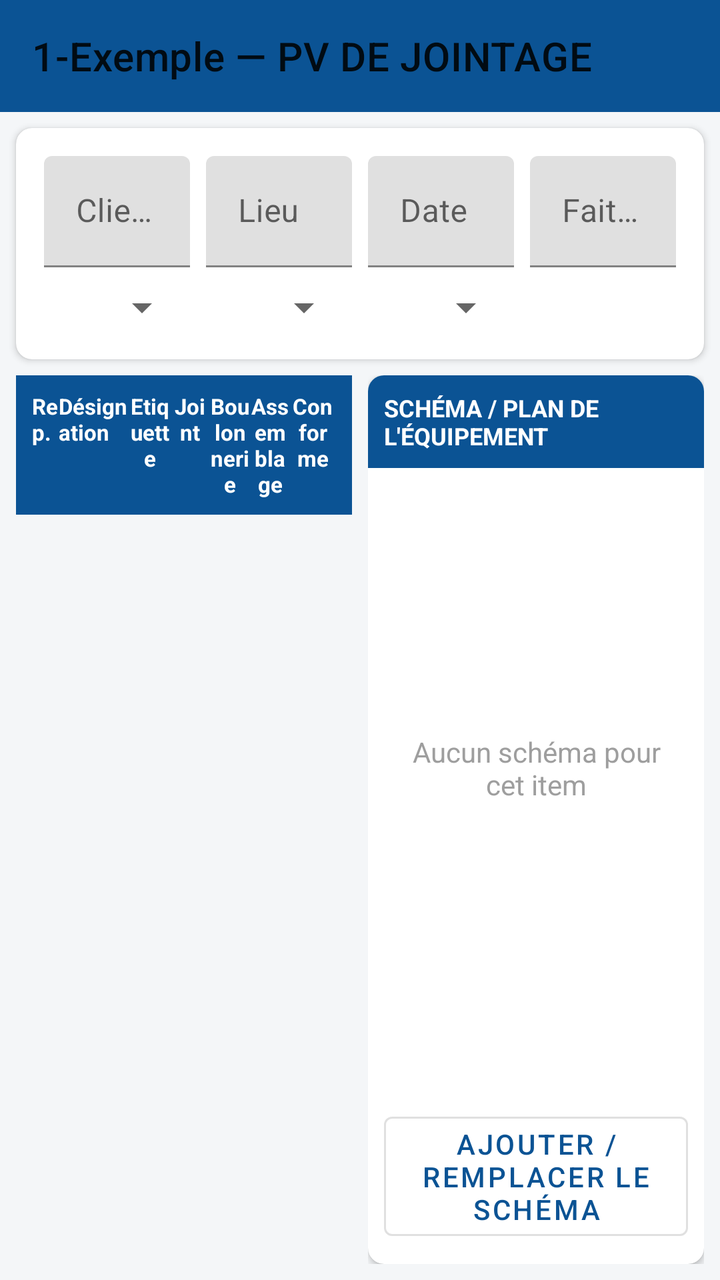
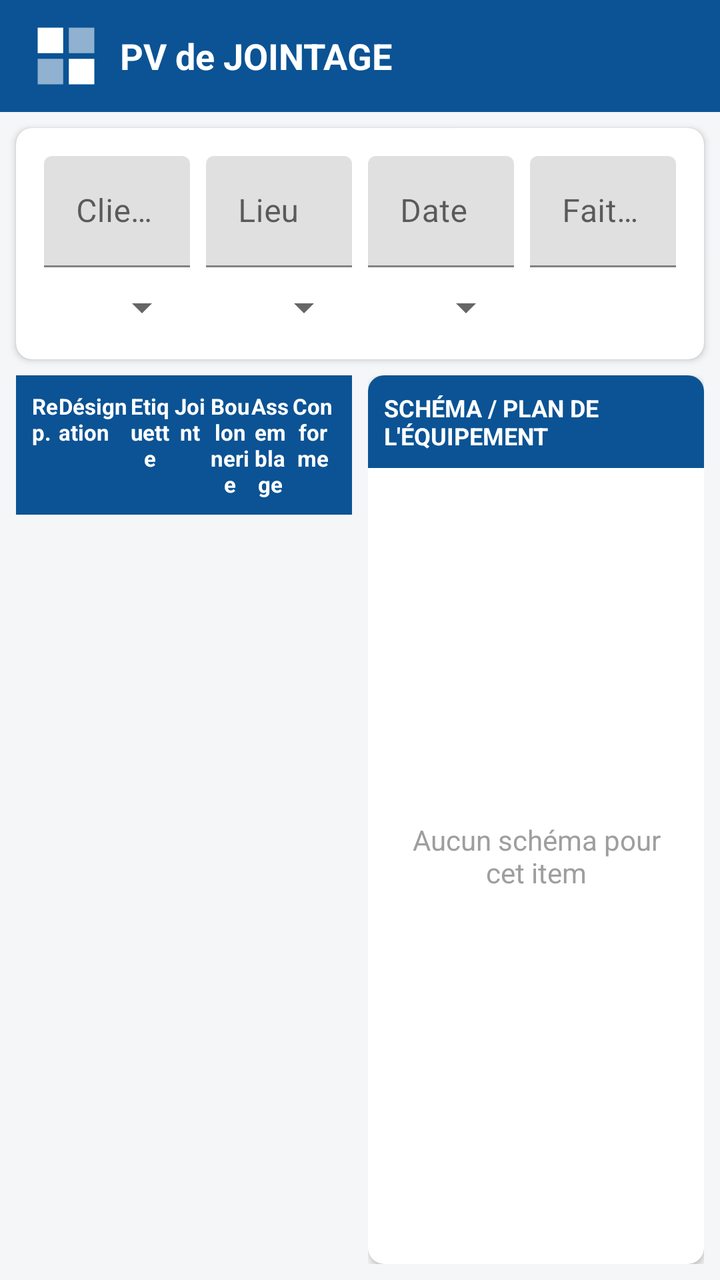

The first picture is an Android layout as it rendered before a commit; the second is the same layout after the commit. The layout source and the unified diff follow.
<!-- AndroidManifest.xml: application theme Theme.PVJointage -->
<!-- res/layout/activity_main.xml -->
<?xml version="1.0" encoding="utf-8"?>
<LinearLayout xmlns:android="http://schemas.android.com/apk/res/android"
    xmlns:app="http://schemas.android.com/apk/res-auto"
    android:layout_width="match_parent"
    android:layout_height="match_parent"
    android:orientation="vertical"
    android:background="@color/background">

    <com.google.android.material.appbar.MaterialToolbar
        android:id="@+id/toolbar"
        android:layout_width="match_parent"
        android:layout_height="?attr/actionBarSize"
        android:background="@color/primary"
        android:titleTextColor="@color/white"
        app:title="1-Exemple — PV DE JOINTAGE" />

    
    <androidx.cardview.widget.CardView
        android:layout_width="match_parent"
        android:layout_height="wrap_content"
        app:cardCornerRadius="8dp"
        app:cardElevation="2dp"
        android:layout_margin="8dp">

        <GridLayout
            android:layout_width="match_parent"
            android:layout_height="wrap_content"
            android:padding="10dp"
            android:columnCount="4">

            <com.google.android.material.textfield.TextInputLayout
                android:layout_width="0dp"
                android:layout_height="wrap_content"
                android:layout_columnWeight="1"
                android:layout_margin="4dp"
                android:hint="@string/client">
                <com.google.android.material.textfield.TextInputEditText
                    android:id="@+id/etClient"
                    android:layout_width="match_parent"
                    android:layout_height="wrap_content" />
            </com.google.android.material.textfield.TextInputLayout>

            <com.google.android.material.textfield.TextInputLayout
                android:layout_width="0dp"
                android:layout_height="wrap_content"
                android:layout_columnWeight="1"
                android:layout_margin="4dp"
                android:hint="@string/lieu">
                <com.google.android.material.textfield.TextInputEditText
                    android:id="@+id/etLieu"
                    android:layout_width="match_parent"
                    android:layout_height="wrap_content" />
            </com.google.android.material.textfield.TextInputLayout>

            <com.google.android.material.textfield.TextInputLayout
                android:layout_width="0dp"
                android:layout_height="wrap_content"
                android:layout_columnWeight="1"
                android:layout_margin="4dp"
                android:hint="@string/date">
                <com.google.android.material.textfield.TextInputEditText
                    android:id="@+id/etDate"
                    android:layout_width="match_parent"
                    android:layout_height="wrap_content"
                    android:focusable="false" />
            </com.google.android.material.textfield.TextInputLayout>

            <com.google.android.material.textfield.TextInputLayout
                android:layout_width="0dp"
                android:layout_height="wrap_content"
                android:layout_columnWeight="1"
                android:layout_margin="4dp"
                android:hint="@string/fait_par">
                <com.google.android.material.textfield.TextInputEditText
                    android:id="@+id/etFaitPar"
                    android:layout_width="match_parent"
                    android:layout_height="wrap_content" />
            </com.google.android.material.textfield.TextInputLayout>

            <Spinner
                android:id="@+id/spUnite"
                android:layout_width="0dp"
                android:layout_height="wrap_content"
                android:layout_columnWeight="1"
                android:layout_margin="4dp" />

            <Spinner
                android:id="@+id/spFamille"
                android:layout_width="0dp"
                android:layout_height="wrap_content"
                android:layout_columnWeight="1"
                android:layout_margin="4dp" />

            <Spinner
                android:id="@+id/spItem"
                android:layout_width="0dp"
                android:layout_height="wrap_content"
                android:layout_columnWeight="1"
                android:layout_margin="4dp" />
        </GridLayout>
    </androidx.cardview.widget.CardView>

    
    <LinearLayout
        android:layout_width="match_parent"
        android:layout_height="0dp"
        android:layout_weight="1"
        android:orientation="horizontal">

        
        <LinearLayout
            android:layout_width="0dp"
            android:layout_height="match_parent"
            android:layout_weight="1"
            android:orientation="vertical"
            android:paddingStart="8dp"
            android:paddingEnd="4dp"
            android:paddingBottom="8dp">

            <LinearLayout
                android:layout_width="match_parent"
                android:layout_height="wrap_content"
                android:orientation="horizontal"
                android:background="@color/primary"
                android:padding="8dp">

                <TextView android:layout_width="0dp" android:layout_height="wrap_content" android:layout_weight="0.6" android:text="@string/col_rep" android:textColor="@color/white" android:textStyle="bold" android:textSize="11sp"/>
                <TextView android:layout_width="0dp" android:layout_height="wrap_content" android:layout_weight="1.6" android:text="@string/col_designation" android:textColor="@color/white" android:textStyle="bold" android:textSize="11sp"/>
                <TextView android:layout_width="0dp" android:layout_height="wrap_content" android:layout_weight="0.9" android:text="@string/col_etiquette" android:textColor="@color/white" android:textStyle="bold" android:gravity="center" android:textSize="11sp"/>
                <TextView android:layout_width="0dp" android:layout_height="wrap_content" android:layout_weight="0.9" android:text="@string/col_joint" android:textColor="@color/white" android:textStyle="bold" android:gravity="center" android:textSize="11sp"/>
                <TextView android:layout_width="0dp" android:layout_height="wrap_content" android:layout_weight="0.9" android:text="@string/col_boulonnerie" android:textColor="@color/white" android:textStyle="bold" android:gravity="center" android:textSize="11sp"/>
                <TextView android:layout_width="0dp" android:layout_height="wrap_content" android:layout_weight="0.9" android:text="@string/col_assemblage" android:textColor="@color/white" android:textStyle="bold" android:gravity="center" android:textSize="11sp"/>
                <TextView android:layout_width="0dp" android:layout_height="wrap_content" android:layout_weight="1" android:text="@string/col_conforme" android:textColor="@color/white" android:textStyle="bold" android:gravity="center" android:textSize="11sp"/>
            </LinearLayout>

            <androidx.recyclerview.widget.RecyclerView
                android:id="@+id/rvBrides"
                android:layout_width="match_parent"
                android:layout_height="0dp"
                android:layout_weight="1" />
        </LinearLayout>

        
        <LinearLayout
            android:layout_width="0dp"
            android:layout_height="match_parent"
            android:layout_weight="1"
            android:orientation="vertical"
            android:paddingStart="4dp"
            android:paddingEnd="8dp"
            android:paddingBottom="8dp">

            <androidx.cardview.widget.CardView
                android:layout_width="match_parent"
                android:layout_height="match_parent"
                app:cardCornerRadius="8dp"
                app:cardElevation="2dp">

                <LinearLayout
                    android:layout_width="match_parent"
                    android:layout_height="match_parent"
                    android:orientation="vertical">

                    <TextView
                        android:layout_width="match_parent"
                        android:layout_height="wrap_content"
                        android:background="@color/primary"
                        android:textColor="@color/white"
                        android:textStyle="bold"
                        android:textSize="12sp"
                        android:padding="8dp"
                        android:text="@string/schema_titre" />

                    <FrameLayout
                        android:layout_width="match_parent"
                        android:layout_height="0dp"
                        android:layout_weight="1">

                        <ImageView
                            android:id="@+id/imgSchema"
                            android:layout_width="match_parent"
                            android:layout_height="match_parent"
                            android:scaleType="fitCenter"
                            android:contentDescription="@string/schema_titre"
                            android:visibility="gone" />

                        <LinearLayout
                            android:id="@+id/emptySchemaLayout"
                            android:layout_width="match_parent"
                            android:layout_height="match_parent"
                            android:orientation="vertical"
                            android:gravity="center"
                            android:padding="16dp">

                            <TextView
                                android:layout_width="wrap_content"
                                android:layout_height="wrap_content"
                                android:text="@string/aucun_schema"
                                android:textColor="@color/en_attente"
                                android:gravity="center"
                                android:layout_marginBottom="10dp" />
                        </LinearLayout>
                    </FrameLayout>

                    <Button
                        android:id="@+id/btnAjouterSchema"
                        style="@style/Widget.MaterialComponents.Button.OutlinedButton"
                        android:layout_width="match_parent"
                        android:layout_height="wrap_content"
                        android:layout_margin="8dp"
                        android:text="@string/btn_ajouter_schema" />
                </LinearLayout>
            </androidx.cardview.widget.CardView>
        </LinearLayout>

    </LinearLayout>
</LinearLayout>
<!-- resources referenced by this layout -->
<resources>
  <color name="background">#F4F6F8</color>
  <color name="en_attente">#9E9E9E</color>
  <color name="primary">#0B5394</color>
  <color name="white">#FFFFFF</color>
  <string name="aucun_schema">Aucun schéma pour cet item</string>
  <string name="btn_ajouter_schema">Ajouter / remplacer le schéma</string>
  <string name="client">Client</string>
  <string name="col_assemblage">Assemblage</string>
  <string name="col_boulonnerie">Boulonnerie</string>
  <string name="col_conforme">Conforme</string>
  <string name="col_designation">Désignation</string>
  <string name="col_etiquette">Etiquette</string>
  <string name="col_joint">Joint</string>
  <string name="col_rep">Rep.</string>
  <string name="date">Date</string>
  <string name="fait_par">Fait par</string>
  <string name="lieu">Lieu</string>
  <string name="schema_titre">SCHÉMA / PLAN DE L\'ÉQUIPEMENT</string>
  <style name="Theme.PVJointage" parent="Theme.MaterialComponents.DayNight.NoActionBar">
          <item name="colorPrimary">@color/primary</item>
          <item name="colorPrimaryDark">@color/primary_dark</item>
          <item name="colorAccent">@color/accent</item>
          <item name="android:windowBackground">@color/background</item>
      </style>
  <color name="primary_dark">#073763</color>
  <color name="accent">#F1C232</color>
</resources>

<!-- the commit's change to res/layout/activity_main.xml (unified diff, before → after) -->
@@ -10,9 +10,31 @@
         android:id="@+id/toolbar"
         android:layout_width="match_parent"
         android:layout_height="?attr/actionBarSize"
-        android:background="@color/primary"
-        android:titleTextColor="@color/white"
-        app:title="1-Exemple — PV DE JOINTAGE" />
+        android:background="@color/primary">
+
+        <LinearLayout
+            android:layout_width="wrap_content"
+            android:layout_height="wrap_content"
+            android:orientation="horizontal"
+            android:gravity="center_vertical">
+
+            <ImageView
+                android:id="@+id/imgLogo"
+                android:layout_width="34dp"
+                android:layout_height="34dp"
+                android:layout_marginEnd="10dp"
+                android:src="@drawable/logo_adf"
+                android:contentDescription="@string/app_name" />
+
+            <TextView
+                android:layout_width="wrap_content"
+                android:layout_height="wrap_content"
+                android:text="@string/titre_onglet_principal"
+                android:textColor="@color/white"
+                android:textSize="18sp"
+                android:textStyle="bold" />
+        </LinearLayout>
+    </com.google.android.material.appbar.MaterialToolbar>
 
     
     <androidx.cardview.widget.CardView
@@ -28,6 +50,7 @@
             android:padding="10dp"
             android:columnCount="4">
 
+            
             <com.google.android.material.textfield.TextInputLayout
                 android:layout_width="0dp"
                 android:layout_height="wrap_content"
@@ -37,7 +60,11 @@
                 <com.google.android.material.textfield.TextInputEditText
                     android:id="@+id/etClient"
                     android:layout_width="match_parent"
-                    android:layout_height="wrap_content" />
+                    android:layout_height="wrap_content"
+                    android:focusable="false"
+                    android:focusableInTouchMode="false"
+                    android:cursorVisible="false"
+                    android:longClickable="false" />
             </com.google.android.material.textfield.TextInputLayout>
 
             <com.google.android.material.textfield.TextInputLayout
@@ -49,7 +76,11 @@
                 <com.google.android.material.textfield.TextInputEditText
                     android:id="@+id/etLieu"
                     android:layout_width="match_parent"
-                    android:layout_height="wrap_content" />
+                    android:layout_height="wrap_content"
+                    android:focusable="false"
+                    android:focusableInTouchMode="false"
+                    android:cursorVisible="false"
+                    android:longClickable="false" />
             </com.google.android.material.textfield.TextInputLayout>
 
             <com.google.android.material.textfield.TextInputLayout
@@ -62,7 +93,10 @@
                     android:id="@+id/etDate"
                     android:layout_width="match_parent"
                     android:layout_height="wrap_content"
-                    android:focusable="false" />
+                    android:focusable="false"
+                    android:focusableInTouchMode="false"
+                    android:cursorVisible="false"
+                    android:longClickable="false" />
             </com.google.android.material.textfield.TextInputLayout>
 
             <com.google.android.material.textfield.TextInputLayout
@@ -74,7 +108,11 @@
                 <com.google.android.material.textfield.TextInputEditText
                     android:id="@+id/etFaitPar"
                     android:layout_width="match_parent"
-                    android:layout_height="wrap_content" />
+                    android:layout_height="wrap_content"
+                    android:focusable="false"
+                    android:focusableInTouchMode="false"
+                    android:cursorVisible="false"
+                    android:longClickable="false" />
             </com.google.android.material.textfield.TextInputLayout>
 
             <Spinner
@@ -182,6 +220,8 @@
                             android:layout_height="match_parent"
                             android:scaleType="fitCenter"
                             android:contentDescription="@string/schema_titre"
+                            android:clickable="true"
+                            android:focusable="true"
                             android:visibility="gone" />
 
                         <LinearLayout
@@ -201,14 +241,6 @@
                                 android:layout_marginBottom="10dp" />
                         </LinearLayout>
                     </FrameLayout>
-
-                    <Button
-                        android:id="@+id/btnAjouterSchema"
-                        style="@style/Widget.MaterialComponents.Button.OutlinedButton"
-                        android:layout_width="match_parent"
-                        android:layout_height="wrap_content"
-                        android:layout_margin="8dp"
-                        android:text="@string/btn_ajouter_schema" />
                 </LinearLayout>
             </androidx.cardview.widget.CardView>
         </LinearLayout>
<!-- resource entries referenced after the edit -->
@@ -4,8 +4,30 @@
   <color name="en_attente">#9E9E9E</color>
   <color name="primary">#0B5394</color>
   <color name="white">#FFFFFF</color>
+  <!-- drawable logo_adf (drawable) -->
+  <?xml version="1.0" encoding="utf-8"?>
+  <vector xmlns:android="http://schemas.android.com/apk/res/android"
+      android:width="48dp"
+      android:height="48dp"
+      android:viewportWidth="48"
+      android:viewportHeight="48">
+      <path
+          android:fillColor="#FFFFFF"
+          android:pathData="M4,4h18v18h-18z" />
+      <path
+          android:fillColor="#FFFFFF"
+          android:fillAlpha="0.55"
+          android:pathData="M26,4h18v18h-18z" />
+      <path
+          android:fillColor="#FFFFFF"
+          android:fillAlpha="0.55"
+          android:pathData="M4,26h18v18h-18z" />
+      <path
+          android:fillColor="#FFFFFF"
+          android:pathData="M26,26h18v18h-18z" />
+  </vector>
+  <string name="app_name">PV Jointage</string>
   <string name="aucun_schema">Aucun schéma pour cet item</string>
-  <string name="btn_ajouter_schema">Ajouter / remplacer le schéma</string>
   <string name="client">Client</string>
   <string name="col_assemblage">Assemblage</string>
   <string name="col_boulonnerie">Boulonnerie</string>
@@ -18,6 +40,7 @@
   <string name="fait_par">Fait par</string>
   <string name="lieu">Lieu</string>
   <string name="schema_titre">SCHÉMA / PLAN DE L\'ÉQUIPEMENT</string>
+  <string name="titre_onglet_principal">PV de JOINTAGE</string>
   <style name="Theme.PVJointage" parent="Theme.MaterialComponents.DayNight.NoActionBar">
           <item name="colorPrimary">@color/primary</item>
           <item name="colorPrimaryDark">@color/primary_dark</item>
